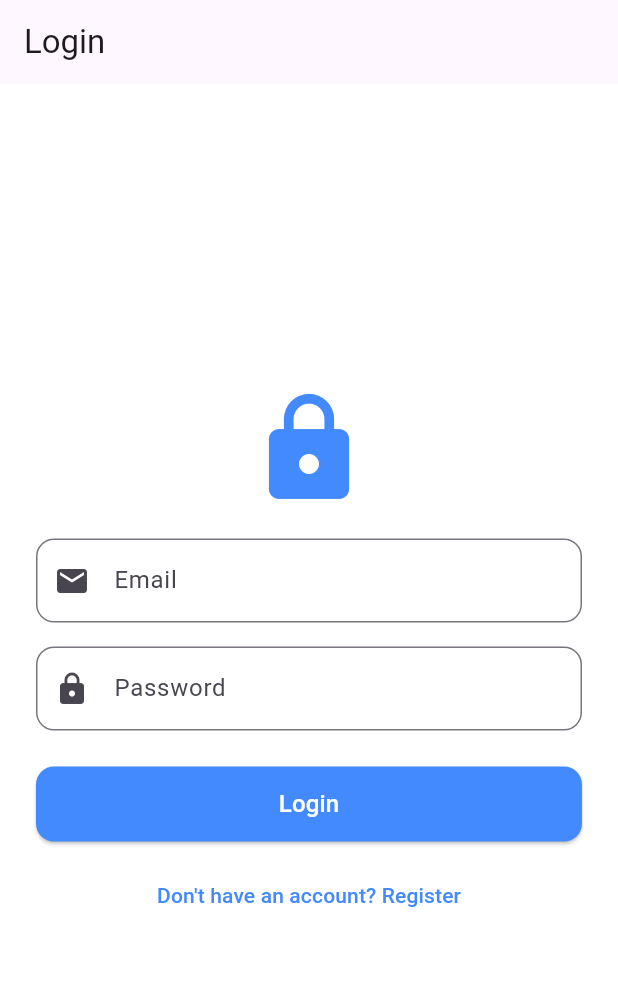
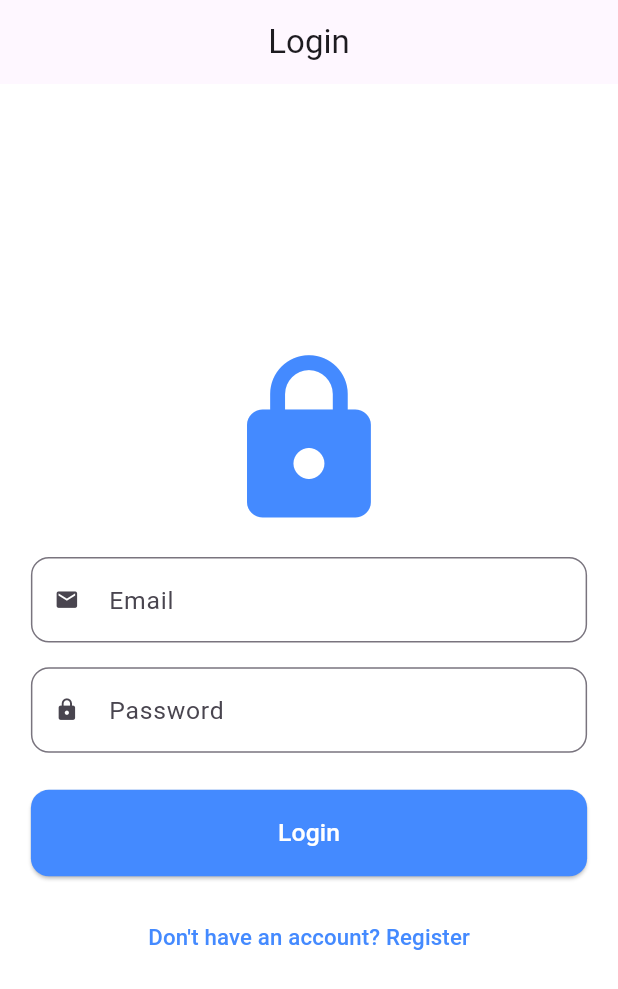
Before and after one commit to 07kamrul/OSM_demo, a Flutter app: the screen it shows after launch, on a phone screen of 412 x 824 dp. Shown: the top 989 px of the screen. Run offline on Flutter 3.47's test engine with Material 3 defaults, Android fonts, the phone set to English and light mode, and no system bars; our stand-ins replace bloc, equatable, flutter_bloc, flutter_map, geolocator, latlong2 and 1 more.

Commit message:
login with share and responsive login UI

```diff
--- /dev/null
+++ b/devtools_options.yaml
@@ -0,0 +1,4 @@
+description: This file stores settings for Dart & Flutter DevTools.
+documentation: https://docs.flutter.dev/tools/devtools/extensions#configure-extension-enablement-states
+extensions:
+  - provider: true
--- a/lib/bloc/auth/auth_event.dart
+++ b/lib/bloc/auth/auth_event.dart
@@ -12,3 +12,5 @@ class LoginEvent extends AuthEvent {
   final String password;
   LoginEvent(this.email, this.password);
 }
+
+class LogoutEvent extends AuthEvent {}
--- a/lib/data/repositories/auth_repository.dart
+++ b/lib/data/repositories/auth_repository.dart
@@ -4,7 +4,7 @@ import '../../config/api_config.dart';
 import '../models/user.dart';
 
 class AuthRepository {
-  final String baseUrl = ApiConfig.baseUrl + '/auth';
+  final String baseUrl = '${ApiConfig.baseUrl}/auth';
 
   Future<Map<String, dynamic>> register(User user) async {
     try {
@@ -36,7 +36,13 @@ class AuthRepository {
       );
 
       if (response.statusCode == 200) {
-        return jsonDecode(response.body); // Return the parsed JSON response
+        final decodedResponse = jsonDecode(response.body);
+
+        if (decodedResponse is Map<String, dynamic>) {
+          return decodedResponse;
+        } else {
+          throw Exception("Unexpected response format from server.");
+        }
       } else {
         throw Exception('Invalid credentials');
       }
--- a/lib/screen/auth_screen.dart
+++ b/lib/screen/auth_screen.dart
@@ -12,6 +12,17 @@ class AuthScreen extends StatelessWidget {
 
   @override
   Widget build(BuildContext context) {
+    // Get screen dimensions
+    double screenWidth = MediaQuery.of(context).size.width;
+    double screenHeight = MediaQuery.of(context).size.height;
+
+    // Responsive values
+    double logoSize = screenWidth * 0.3; // Logo size relative to screen width
+    double inputHeight = screenHeight * 0.06; // Input field height relative to screen height
+    double fontSize = screenWidth * 0.04; // Font size relative to screen width
+    double paddingValue = screenWidth * 0.05; // Padding relative to screen width
+    double buttonHeight = screenHeight * 0.07; // Button height relative to screen height
+
     return BlocListener<AuthBloc, AuthState>(
       listener: (context, state) {
         if (state is AuthSuccess) {
@@ -25,52 +36,68 @@ class AuthScreen extends StatelessWidget {
         }
       },
       child: Scaffold(
-        appBar: AppBar(title: Text('Login')),
+        appBar: AppBar(
+          title: Text('Login'),
+          centerTitle: true,
+        ),
         backgroundColor: Colors.white,
         body: Center(
-          child: Padding(
-            padding: const EdgeInsets.symmetric(horizontal: 24.0),
+          child: SingleChildScrollView(
+            padding: EdgeInsets.symmetric(horizontal: paddingValue),
             child: Column(
               mainAxisAlignment: MainAxisAlignment.center,
               children: [
                 // Logo
-                Icon(Icons.lock, size: 80, color: Colors.blueAccent),
-                SizedBox(height: 20),
+                Icon(Icons.lock, size: logoSize, color: Colors.blueAccent),
+                SizedBox(height: screenHeight * 0.02),
+
                 // Email Input
                 TextField(
                   controller: emailController,
                   keyboardType: TextInputType.emailAddress,
                   decoration: InputDecoration(
                     labelText: "Email",
+                    labelStyle: TextStyle(fontSize: fontSize),
                     border: OutlineInputBorder(borderRadius: BorderRadius.circular(12)),
-                    prefixIcon: Icon(Icons.email),
+                    prefixIcon: Icon(Icons.email, size: fontSize),
                   ),
+                  style: TextStyle(fontSize: fontSize),
+                  textAlignVertical: TextAlignVertical.center,
+                  maxLines: 1,
                 ),
-                SizedBox(height: 16),
+                SizedBox(height: screenHeight * 0.02),
+
                 // Password Input
                 TextField(
                   controller: passwordController,
                   obscureText: true,
                   decoration: InputDecoration(
                     labelText: "Password",
+                    labelStyle: TextStyle(fontSize: fontSize),
                     border: OutlineInputBorder(borderRadius: BorderRadius.circular(12)),
-                    prefixIcon: Icon(Icons.lock),
+                    prefixIcon: Icon(Icons.lock, size: fontSize),
                   ),
+                  style: TextStyle(fontSize: fontSize),
+                  textAlignVertical: TextAlignVertical.center,
+                  maxLines: 1,
                 ),
-                SizedBox(height: 16),
+                SizedBox(height: screenHeight * 0.02),
+
                 // Error Message
                 BlocBuilder<AuthBloc, AuthState>(
                   builder: (context, state) {
                     if (state is AuthFailure) {
                       return Text(
                         state.error, // Display the error message
-                        style: TextStyle(color: Colors.red, fontSize: 14),
+                        style: TextStyle(color: Colors.red, fontSize: fontSize * 0.8),
+                        textAlign: TextAlign.center,
                       );
                     }
                     return SizedBox.shrink(); // No error message to display
                   },
                 ),
-                SizedBox(height: 8),
+                SizedBox(height: screenHeight * 0.01),
+
                 // Login Button
                 BlocBuilder<AuthBloc, AuthState>(
                   builder: (context, state) {
@@ -80,7 +107,10 @@ class AuthScreen extends StatelessWidget {
                         String password = passwordController.text.trim();
                         if (email.isEmpty || password.isEmpty) {
                           ScaffoldMessenger.of(context).showSnackBar(
-                            SnackBar(content: Text("Please fill all fields"), backgroundColor: Colors.red),
+                            SnackBar(
+                              content: Text("Please fill all fields"),
+                              backgroundColor: Colors.red,
+                            ),
                           );
                           return;
                         }
@@ -89,16 +119,17 @@ class AuthScreen extends StatelessWidget {
                       style: ElevatedButton.styleFrom(
                         backgroundColor: Colors.blueAccent,
                         foregroundColor: Colors.white,
-                        minimumSize: Size(double.infinity, 50),
+                        minimumSize: Size(double.infinity, buttonHeight),
                         shape: RoundedRectangleBorder(borderRadius: BorderRadius.circular(12)),
                       ),
                       child: state is AuthLoading
                           ? CircularProgressIndicator(color: Colors.white)
-                          : Text("Login", style: TextStyle(fontSize: 16)),
+                          : Text("Login", style: TextStyle(fontSize: fontSize)),
                     );
                   },
                 ),
-                SizedBox(height: 12),
+                SizedBox(height: screenHeight * 0.02),
+
                 // Register Button
                 TextButton(
                   onPressed: () {
@@ -110,7 +141,7 @@ class AuthScreen extends StatelessWidget {
                   },
                   child: Text(
                     "Don't have an account? Register",
-                    style: TextStyle(color: Colors.blueAccent),
+                    style: TextStyle(color: Colors.blueAccent, fontSize: fontSize * 0.9),
                   ),
                 ),
               ],
--- a/pubspec.yaml
+++ b/pubspec.yaml
@@ -18,6 +18,7 @@ dependencies:
   flutter_bloc: ^9.0.0
   cupertino_icons: ^1.0.8
   equatable: ^2.0.7
+  shared_preferences: ^2.5.1
 
 dev_dependencies:
   flutter_test:
```
Also changed, not shown: lib/bloc/auth/auth_bloc.dart (+19 -0 lines), lib/common/user_storage.dart (added, +28 -0 lines), lib/screen/distance_tracker_page.dart (+23 -24 lines), flutter_01.png (added), pubspec.lock.
